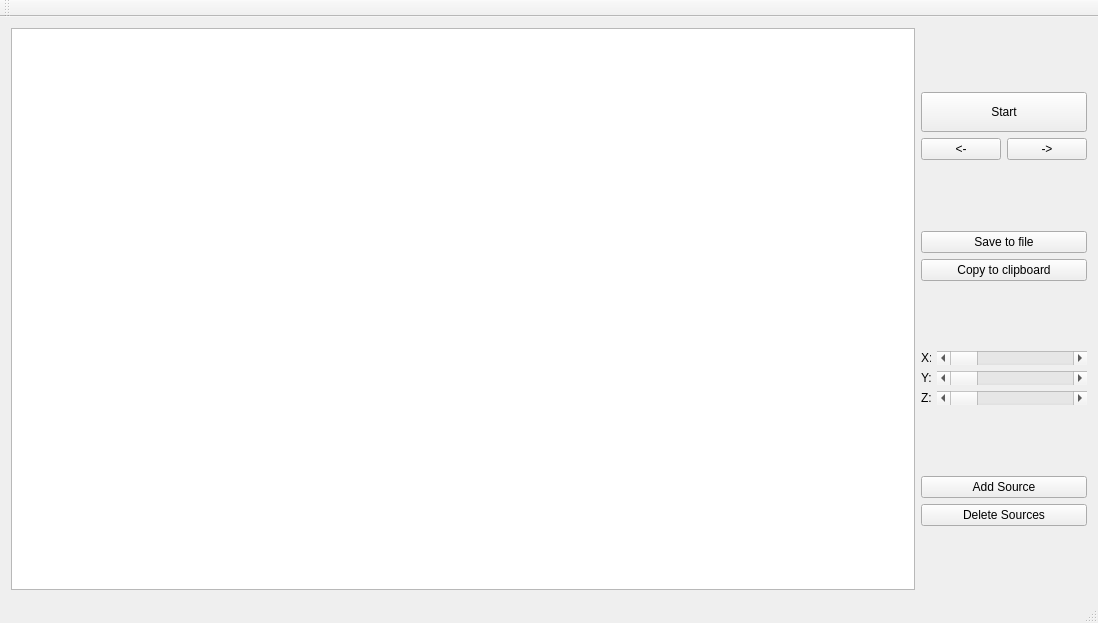
Old version of the form WaveInterference/mainwindow.ui in the repository arokasprz100/Wave-Interference.
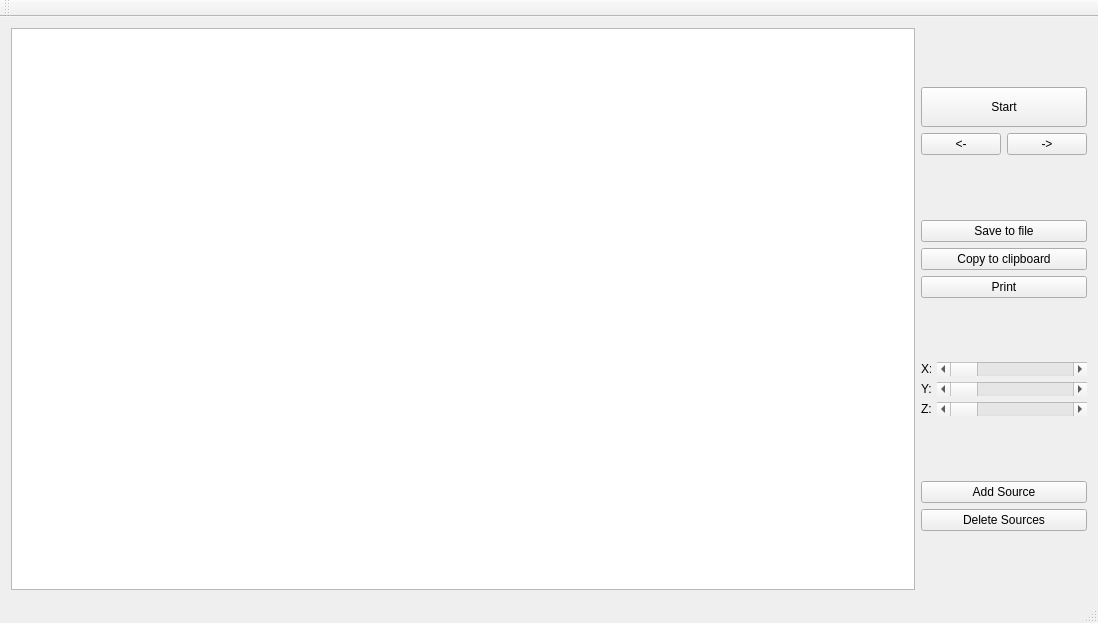
New version of the form.

Patch:
```diff
--- a/WaveInterference/mainwindow.ui
+++ b/WaveInterference/mainwindow.ui
@@ -111,6 +111,13 @@
             </property>
            </widget>
           </item>
+          <item>
+           <widget class="QPushButton" name="m_print">
+            <property name="text">
+             <string>Print</string>
+            </property>
+           </widget>
+          </item>
          </layout>
         </item>
         <item>
```
Left out of the diff: 49 changed lines with no effect on the pictures.
